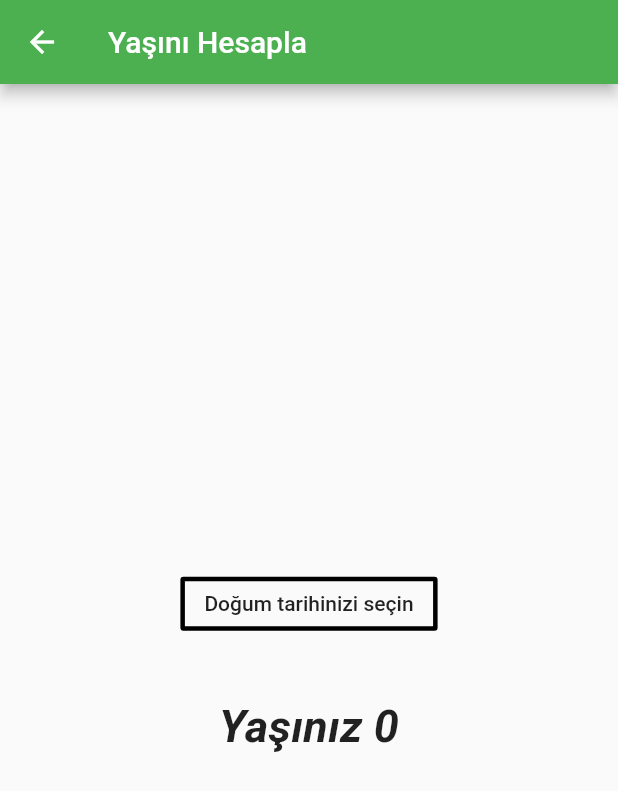
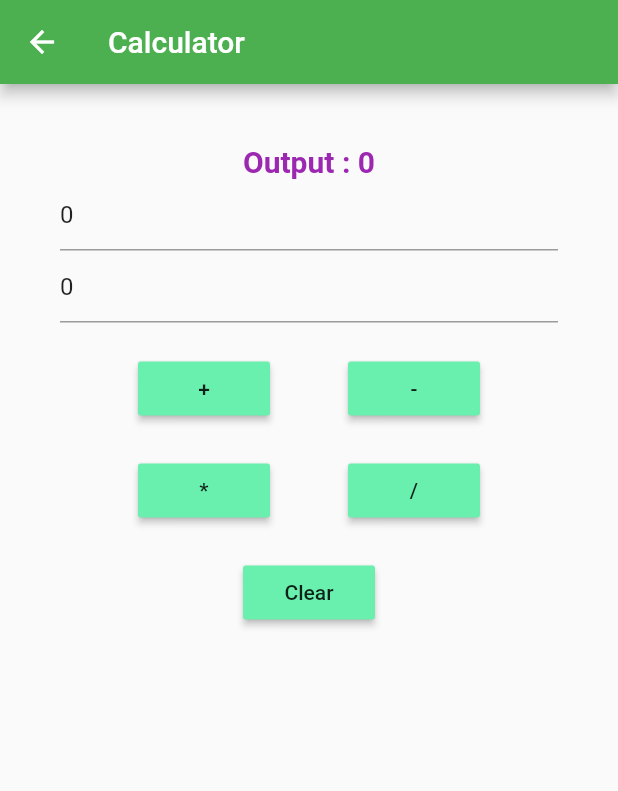
Before and after one commit to serhatsait/flutter-login-and-home, a Flutter app: the Home screen opened directly, after a tap on "lorem", on a phone screen of 412 x 824 dp. Shown: the top 791 px of the screen. Run offline on Flutter 3.47's test engine with Material 2 defaults, Android fonts, the phone set to English and light mode, and no system bars; our stand-ins replace flutter_spinkit, google_fonts.

Commit message:
calculator add and some fixes files

```diff
--- a/lib/detail/age.dart
+++ /dev/null
@@ -1,87 +0,0 @@
-import 'package:flutter/material.dart';
-
-class Age extends StatefulWidget {
-  @override
-  State<StatefulWidget> createState() => AgeState();
-}
-
-class AgeState extends State<Age> with SingleTickerProviderStateMixin {
-  double age = 0.0;
-  var selectedYear;
-
-  Animation animation;
-  AnimationController animationController;
-
-  @override
-  void initState() {
-    animationController = new AnimationController(
-        vsync: this, duration: new Duration(milliseconds: 1500));
-    animation = animationController;
-
-    super.initState();
-  }
-
-  @override
-  void dispose() {
-    animationController.dispose();
-    super.dispose();
-  }
-
-  void _showPicker() {
-    showDatePicker(
-            context: context,
-            firstDate: new DateTime(1900),
-            initialDate: new DateTime(2020),
-            lastDate: new DateTime.now())
-        .then((DateTime dt) {
-      setState(() {
-        selectedYear = dt.year;
-        calculateAge();
-      });
-    });
-  }
-
-  void calculateAge() {
-    setState(() {
-      age = (2018 - selectedYear).toDouble();
-      animation = new Tween<double>(begin: animation.value, end: age).animate(
-          new CurvedAnimation(
-              curve: Curves.fastOutSlowIn, parent: animationController));
-      animation.addListener(() {
-        setState(() {});
-      });
-    });
-    animationController.forward(from: 0.0);
-  }
-
-  @override
-  Widget build(BuildContext context) {
-    return new Scaffold(
-        appBar: new AppBar(
-          title: new Text("Yaşını Hesapla"),
-        ),
-        body: new Center(
-          child: new Column(
-            mainAxisAlignment: MainAxisAlignment.center,
-            children: <Widget>[
-              new OutlineButton(
-                child: new Text(selectedYear != null
-                    ? selectedYear.toString()
-                    : "Doğum tarihinizi seçin"),
-                borderSide: new BorderSide(color: Colors.black, width: 3.0),
-                color: Colors.white,
-                onPressed: _showPicker,
-              ),
-              new Padding(
-                padding: const EdgeInsets.all(20.0),
-              ),
-              new Text("Yaşınız ${animation.value.toStringAsFixed(0)}",
-                  style: new TextStyle(
-                      fontSize: 30.0,
-                      fontWeight: FontWeight.bold,
-                      fontStyle: FontStyle.italic))
-            ],
-          ),
-        ));
-  }
-}
--- /dev/null
+++ b/lib/detail/calculator.dart
@@ -0,0 +1,136 @@
+import 'package:flutter/material.dart';
+
+class Calc extends StatefulWidget {
+  @override
+  State createState() => new CalcState();
+}
+
+class CalcState extends State<Calc> {
+  var num1 = 0, num2 = 0, sum = 0;
+
+  final TextEditingController t1 = new TextEditingController(text: "0");
+  final TextEditingController t2 = new TextEditingController(text: "0");
+
+  void doAddition() {
+    setState(() {
+      num1 = int.parse(t1.text);
+      num2 = int.parse(t2.text);
+      sum = num1 + num2;
+    });
+  }
+
+  void doSub() {
+    setState(() {
+      num1 = int.parse(t1.text);
+      num2 = int.parse(t2.text);
+      sum = num1 - num2;
+    });
+  }
+
+  void doMul() {
+    setState(() {
+      num1 = int.parse(t1.text);
+      num2 = int.parse(t2.text);
+      sum = num1 * num2;
+    });
+  }
+
+  void doDiv() {
+    setState(() {
+      num1 = int.parse(t1.text);
+      num2 = int.parse(t2.text);
+      sum = num1 ~/ num2;
+    });
+  }
+
+  void doClear() {
+    setState(() {
+      t1.text = "0";
+      t2.text = "0";
+    });
+  }
+
+  @override
+  Widget build(BuildContext context) {
+    return new Scaffold(
+      appBar: AppBar(
+        title: Text("Calculator"),
+      ),
+      body: SingleChildScrollView(
+        padding: const EdgeInsets.all(40.0),
+        child: Column(
+          crossAxisAlignment: CrossAxisAlignment.center,
+          mainAxisAlignment: MainAxisAlignment.center,
+          children: <Widget>[
+            Text(
+              "Output : $sum",
+              style: TextStyle(
+                  fontSize: 20.0,
+                  fontWeight: FontWeight.bold,
+                  color: Colors.purple),
+            ),
+            TextField(
+              keyboardType: TextInputType.number,
+              decoration: InputDecoration(hintText: "Enter Number 1"),
+              controller: t1,
+            ),
+            TextField(
+              keyboardType: TextInputType.number,
+              decoration: InputDecoration(hintText: "Enter Number 2"),
+              controller: t2,
+            ),
+            Padding(
+              padding: const EdgeInsets.only(top: 20.0),
+            ),
+            Row(
+              mainAxisAlignment: MainAxisAlignment.spaceEvenly,
+              children: <Widget>[
+                MaterialButton(
+                  child: Text("+"),
+                  color: Colors.greenAccent,
+                  onPressed: doAddition,
+                ),
+                MaterialButton(
+                  child: Text("-"),
+                  color: Colors.greenAccent,
+                  onPressed: doSub,
+                ),
+              ],
+            ),
+            Padding(
+              padding: const EdgeInsets.only(top: 20.0),
+            ),
+            Row(
+              mainAxisAlignment: MainAxisAlignment.spaceEvenly,
+              children: <Widget>[
+                MaterialButton(
+                  child: Text("*"),
+                  color: Colors.greenAccent,
+                  onPressed: doMul,
+                ),
+                MaterialButton(
+                  child: Text("/"),
+                  color: Colors.greenAccent,
+                  onPressed: doDiv,
+                ),
+              ],
+            ),
+            Padding(
+              padding: const EdgeInsets.only(top: 20.0),
+            ),
+            Row(
+              mainAxisAlignment: MainAxisAlignment.center,
+              children: <Widget>[
+                MaterialButton(
+                  child: Text("Clear"),
+                  color: Colors.greenAccent,
+                  onPressed: doClear,
+                ),
+              ],
+            )
+          ],
+        ),
+      ),
+    );
+  }
+}
--- a/lib/home.dart
+++ b/lib/home.dart
@@ -2,7 +2,7 @@ import 'package:flutter/cupertino.dart';
 import 'package:flutter/material.dart';
 import 'package:google_fonts/google_fonts.dart';
 import 'package:serhatsaitpekediz/about.dart';
-import 'package:serhatsaitpekediz/detail/age.dart';
+import 'package:serhatsaitpekediz/detail/calculator.dart';
 import 'package:serhatsaitpekediz/detail/flutter-vs-rn.dart';
 import 'package:serhatsaitpekediz/detail/github.dart';
 
@@ -28,6 +28,23 @@ class HomeState extends State<Home> {
     var _yOffset = 0.0;
     var _blurRadius = 0.0;
     var _spreadRadius = 0.0;
+
+    final commonDecoration = BoxDecoration(
+      gradient: LinearGradient(
+          begin: Alignment.topCenter,
+          end: Alignment.bottomCenter,
+          colors: [Color(0xff2d9a59), Color(0xff4e8a29)]),
+      boxShadow: [
+        BoxShadow(
+          color: Color.fromRGBO(0, 0, 0, _opacity),
+          offset: Offset(_xOffset, _yOffset),
+          blurRadius: _blurRadius,
+          spreadRadius: _spreadRadius,
+        )
+      ],
+      borderRadius: BorderRadius.circular(10),
+      color: Colors.white,
+    );
 
     return Scaffold(
       appBar: new AppBar(
@@ -162,25 +179,7 @@ class HomeState extends State<Home> {
                                 width: screenSize.width /
                                     (2 /
                                         (screenSize.height / screenSize.width)),
-                                decoration: BoxDecoration(
-                                  gradient: LinearGradient(
-                                      begin: Alignment.topCenter,
-                                      end: Alignment.bottomCenter,
-                                      colors: [
-                                        Color(0xff2d9a59),
-                                        Color(0xff4e8a29)
-                                      ]),
-                                  boxShadow: [
-                                    BoxShadow(
-                                      color: Color.fromRGBO(0, 0, 0, _opacity),
-                                      offset: Offset(_xOffset, _yOffset),
-                                      blurRadius: _blurRadius,
-                                      spreadRadius: _spreadRadius,
-                                    )
-                                  ],
-                                  borderRadius: BorderRadius.circular(10),
-                                  color: Colors.white,
-                                ),
+                                decoration: commonDecoration,
                                 child: Row(
                                   children: <Widget>[
                                     Container(
@@ -242,25 +241,7 @@ class HomeState extends State<Home> {
                                 width: screenSize.width /
                                     (2 /
                                         (screenSize.height / screenSize.width)),
-                                decoration: BoxDecoration(
-                                  gradient: LinearGradient(
-                                      begin: Alignment.topCenter,
-                                      end: Alignment.bottomCenter,
-                                      colors: [
-                                        Color(0xff2d9a59),
-                                        Color(0xff4e8a29)
-                                      ]),
-                                  boxShadow: [
-                                    BoxShadow(
-                                      color: Color.fromRGBO(0, 0, 0, _opacity),
-                                      offset: Offset(_xOffset, _yOffset),
-                                      blurRadius: _blurRadius,
-                                      spreadRadius: _spreadRadius,
-                                    )
-                                  ],
-                                  borderRadius: BorderRadius.circular(10),
-                                  color: Colors.white,
-                                ),
+                                decoration:commonDecoration,
                                 child: Row(
                                   children: <Widget>[
                                     Container(
@@ -301,7 +282,7 @@ class HomeState extends State<Home> {
                             Navigator.push(
                               context,
                               MaterialPageRoute(
-                                builder: (context) => Age(),
+                                builder: (context) => Calc(),
                               ),
                             );
                           },
```
Also changed, not shown: lib/detail/flutter-vs-rn.dart (+14 -16 lines), lib/detail/github.dart (+25 -7 lines).
